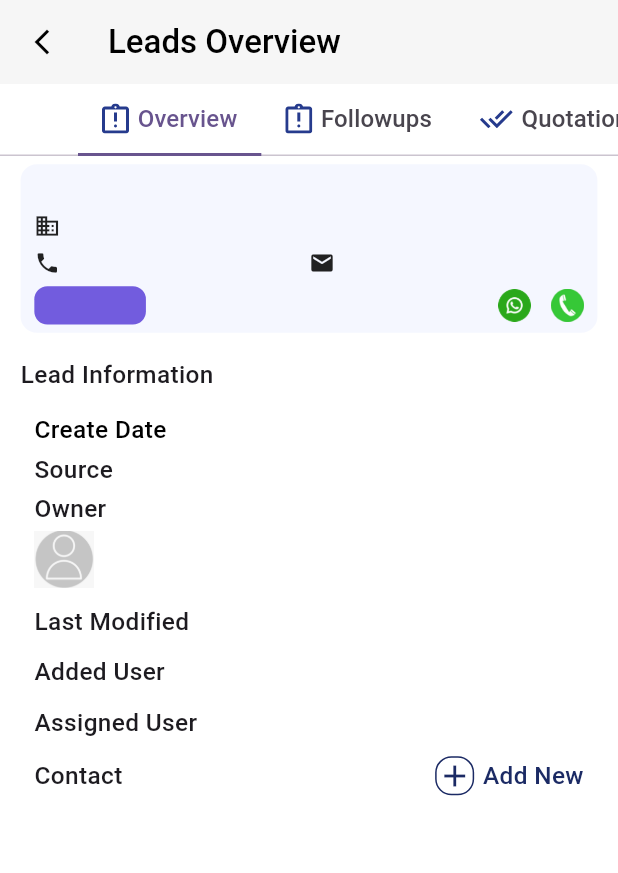
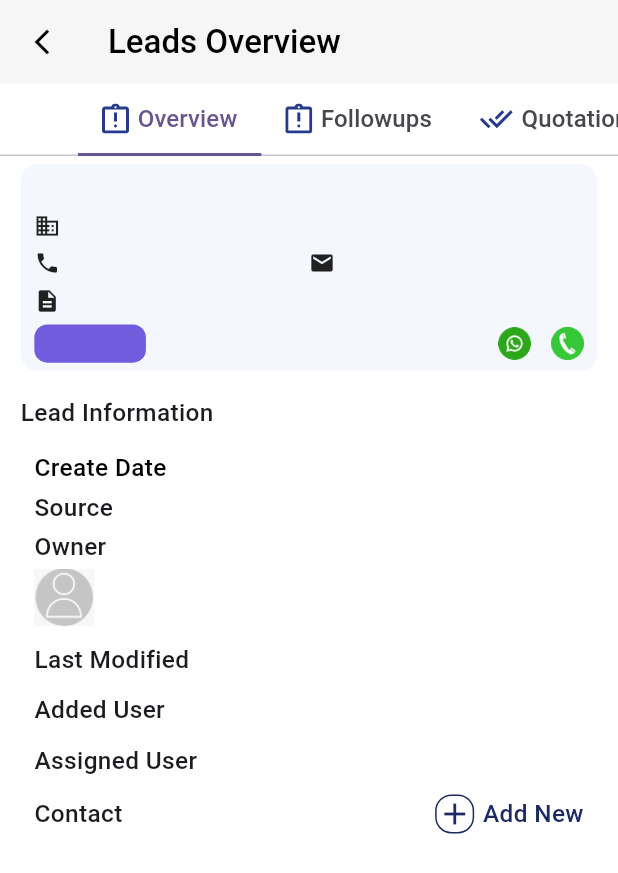
Before and after one commit to nishantGurutu/wintus_one_suite, a Flutter app: the LeadOverviewScreen screen opened directly with empty values, on a phone screen of 412 x 824 dp. Shown: the top 873 px of the screen. Run offline on Flutter 3.47's test engine with Material 3 defaults, Android fonts, the phone set to English and light mode, and no system bars; our stand-ins replace audioplayers, cached_network_image, calendar_view, camera, connectivity_plus, data_table_2 and 35 more; missing offline and left inert: android_intent_plus, app_settings, floating_action_bubble, flutter_quill, geocoding_platform_interface, googleapis and 4 more; accounts and stored records are empty; network calls fail; Roboto replaces fonts that are missing (Poppins); statements that could not run were skipped; project files that could hold a hidden picture were left out.

Commit message:
new changes in lead details

```diff
--- a/lib/api/api_constant.dart
+++ b/lib/api/api_constant.dart
@@ -1,7 +1,7 @@
 class ApiConstant {
   static const String baseUrl =
       // "https://taskmaster.electionmaster.in/public/api/";
-      "https://onesuite.winntus.in/public/api/";
+  "https://onesuite.winntus.in/public/api/";
   // "https://canwinnpro.canwinn.in/public/api/";
   static const String register = "auth/register";
   static const String login = "auth/login";
--- a/lib/controller/lead_controller.dart
+++ b/lib/controller/lead_controller.dart
@@ -353,7 +353,6 @@ class LeadController extends GetxController {
         from,
       );
       if (result!.data != null) {
-        List<LeadListData> leadData = result.data!.toList();
         final offlineLeads = await DatabaseHelper.instance.getLeads();
         final db = await DatabaseHelper.instance.database;
 
@@ -404,8 +403,12 @@ class LeadController extends GetxController {
         leadsListData.addAll(
           updatedOfflineLeads.map((e) => LeadListData.fromJson(e)).toList(),
         );
+
+        print("kjsdw25 w2tdw5 w2dt6 ${leadsListData.length}");
         if (result != null && result.data != null) {
-          leadsListData.addAll(result.data!.reversed.toList());
+          // leadsListData.addAll(result.data!);
+          leadsListData.insertAll(0, result.data!);
+          // chatHistoryList.insertAll(0, newMessages);
         }
         leadsListData.refresh();
         selectedStatusPerLead.clear();
--- a/lib/view/screen/lead_overview.dart
+++ b/lib/view/screen/lead_overview.dart
@@ -381,6 +381,32 @@ class _LeadOverviewScreenState extends State<LeadOverviewScreen>
                                         fontSize: 13.sp,
                                         fontWeight: FontWeight.w400),
                                   ),
+                                ),
+                              ],
+                            ),
+                          ),
+                        ],
+                      ),
+                      SizedBox(
+                        height: 5.h,
+                      ),
+                      Row(
+                        children: [
+                          Expanded(
+                            child: Row(
+                              children: [
+                                Icon(
+                                  Icons.description,
+                                  size: 16.sp,
+                                ),
+                                SizedBox(
+                                  width: 2.w,
+                                ),
+                                Text(
+                                  '${leadDatavalue?.description ?? ""}',
+                                  style: TextStyle(
+                                      fontSize: 13.sp,
+                                      fontWeight: FontWeight.w400),
                                 ),
                               ],
                             ),
@@ -1223,7 +1249,7 @@ class _LeadOverviewScreenState extends State<LeadOverviewScreen>
                                   children: [
                                     RichText(
                                       text: TextSpan(
-                                        text: "IT Administrator",
+                                        text: "CMO",
                                         style: TextStyle(
                                             color: textColor,
                                             fontSize: 14.sp,
--- a/pubspec.yaml
+++ b/pubspec.yaml
@@ -1,7 +1,7 @@
 name: task_management
 description: "A new Flutter project."
 publish_to: 'none'
-version: 1.0.0+8
+version: 1.0.0+9
 
 environment:
   sdk: ^3.6.1
```
Also changed, not shown: 2 other files.
